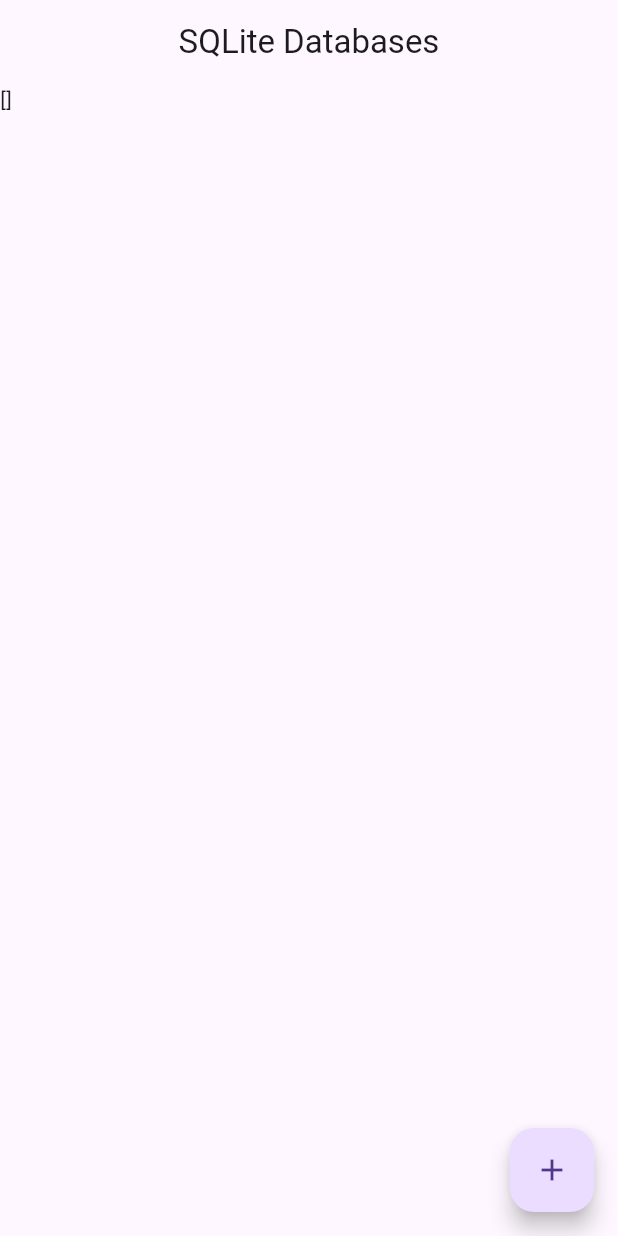
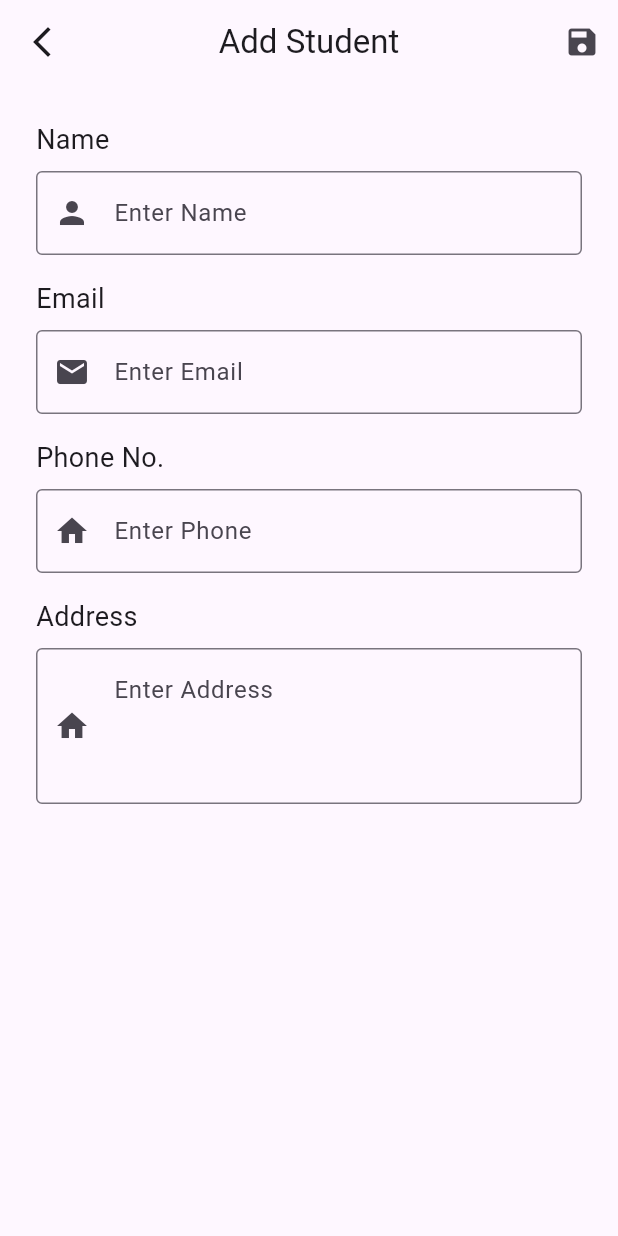
Before and after one commit to MyoWin-andrDev/Flutter_Sqflite, a Flutter app: the screen it shows after launch, after a tap on the "add" icon, on a phone screen of 412 x 824 dp. Run offline on Flutter 3.47's test engine with Material 3 defaults, Android fonts, the phone set to English and light mode, and no system bars; our stand-ins replace fluttertoast, sqflite; accounts and stored records are empty.

Commit message:
Init update_student..dart

```diff
--- a/lib/database/database_helper.dart
+++ b/lib/database/database_helper.dart
@@ -15,7 +15,7 @@ class DatabaseHelper{
     String path = join(dataPath, "student.db");
 
     _db = await openDatabase(path);
-    await _db.execute("CREATE TABLE IF NOT EXISTS $tableName( id INTEGER PRIMARY KEY AUTOINCREMENT, name TEXT, address TEXT, email TEXT)");
+    await _db.execute("CREATE TABLE IF NOT EXISTS $tableName( id INTEGER PRIMARY KEY AUTOINCREMENT, name TEXT, address TEXT, email TEXT, phone TEXT)");
     return _db;
   }
   //Add Student
@@ -27,20 +27,23 @@ class DatabaseHelper{
   //GetAllStudent
   Future<List<Map<String, dynamic>>> getAllStudent() async {
     _db = await _createDatabase();
-    return await _db.query(tableName, columns: ['id', 'name', 'address', 'email']);
+    return await _db.query(tableName, columns: ['id', 'name', 'address', 'email', 'phone']);
   }
 
   //UpdateStudent
   Future<int> updateStudent(Map<String, dynamic> student, int id) async {
+    _db = await _createDatabase();
     return await _db.update(tableName, student, where: "id = ?", whereArgs: [id]);
   }
 
   //Delete Student
   Future<int> deleteStudent(int id) async {
+    _db = await _createDatabase();
     return await _db.delete(tableName, where: "id = ?", whereArgs: [id]);
   }
   //Format Table
   Future<int> resetStudent() async{
+    _db = await _createDatabase();
     return await _db.rawDelete("DELETE FROM $tableName");
   }
 }
--- /dev/null
+++ b/lib/model/student_model.dart
@@ -0,0 +1,10 @@
+class StudentModel {
+  static Map<String, dynamic> insertStudent({
+    required String name,
+    required String email,
+    required String address,
+    required String phone,
+  }) {
+    return {'name': name, 'email': email, 'address': address, 'phone': phone};
+  }
+}
--- /dev/null
+++ b/lib/ui/add_student.dart
@@ -0,0 +1,169 @@
+import 'package:flutter/material.dart';
+import 'package:fluttertoast/fluttertoast.dart';
+import 'package:sqlite/database/database_helper.dart';
+import 'package:sqlite/model/student_model.dart';
+
+class AddStudent extends StatefulWidget {
+  const AddStudent({super.key});
+
+  @override
+  State<AddStudent> createState() => _AddStudentState();
+}
+
+class _AddStudentState extends State<AddStudent> {
+  final GlobalKey<FormState> _formKey = GlobalKey<FormState>();
+  String? name,address,email,phone;
+
+  @override
+  Widget build(BuildContext context) {
+    return Scaffold(
+      appBar: AppBar(
+        leading: IconButton(
+          onPressed: () {
+            Navigator.pop(context);
+          },
+          icon: Icon(Icons.arrow_back_ios_new),
+        ),
+        title: Text("Add Student"),
+        centerTitle: true,
+        actions: [
+          IconButton(
+            onPressed: () async {
+              if (_formKey.currentState != null && _formKey.currentState!.validate()) {
+                _formKey.currentState?.save();
+               int result = await DatabaseHelper().insertStudent(
+                 StudentModel.insertStudent(name: name ?? '', email: email ?? '', address: address ?? '', phone: phone ?? '')
+                );
+               if(result > 0){
+                 ScaffoldMessenger.of(context).showSnackBar(SnackBar(content: Text("Student Added Successfully")));
+                 Navigator.pop(context, "success");
+               }
+               else{
+                 ScaffoldMessenger.of(context).showSnackBar(SnackBar(content: Text("Something went wrong!!!")));
+               }
+               print(result);
+              }
+            },
+            icon: Icon(Icons.save),
+          )
+        ],
+      ),
+      body: Form(
+        key: _formKey,
+        child: ListView(
+          padding: EdgeInsets.all(24),
+          children: [
+            // Name Field
+            Column(
+              crossAxisAlignment: CrossAxisAlignment.start,
+              children: [
+                Text("Name", style: TextStyle(fontSize: 18)),
+                SizedBox(height: 8),
+                TextFormField(
+                  decoration: InputDecoration(
+                      prefixIcon: Icon(Icons.person),
+                      hintText: "Enter Name",
+                      border: OutlineInputBorder()
+                  ),
+                  onSaved: (value){
+                    name = value;
+                  },
+                  validator: (value) {
+                    if (value == null || value.isEmpty) {
+                      return 'Please enter a name';
+                    }
+                    return null;
+                  },
+                ),
+                SizedBox(height: 16),
+              ],
+            ),
+
+            // Email Field
+            Column(
+              crossAxisAlignment: CrossAxisAlignment.start,
+              children: [
+                Text("Email", style: TextStyle(fontSize: 18)),
+                SizedBox(height: 8),
+                TextFormField(
+                  decoration: InputDecoration(
+                      prefixIcon: Icon(Icons.email),
+                      hintText: "Enter Email",
+                      border: OutlineInputBorder()
+                  ),
+                  onSaved: (value){
+                    email = value;
+                  },
+                  validator: (value) {
+                    if (value == null || value.isEmpty) {
+                      return 'Please enter an email';
+                    }
+                    if (!value.contains('@')) {
+                      return 'Please enter a valid email';
+                    }
+                    return null;
+                  },
+                  keyboardType: TextInputType.emailAddress,
+                ),
+                SizedBox(height: 16),
+              ],
+            ),
+
+            // Phone Field
+            Column(
+              crossAxisAlignment: CrossAxisAlignment.start,
+              children: [
+                Text("Phone No.", style: TextStyle(fontSize: 18)),
+                SizedBox(height: 8),
+                TextFormField(
+                  decoration: InputDecoration(
+                      prefixIcon: Icon(Icons.home),
+                      hintText: "Enter Phone",
+                      border: OutlineInputBorder()
+                  ),
+                  onSaved: (value){
+                    phone = value;
+                  },
+                  validator: (value) {
+                    if (value == null || value.isEmpty) {
+                      return 'Please enter a phone number';
+                    }
+                    return null;
+                  },
+                  keyboardType: TextInputType.phone,
+                ),
+                SizedBox(height: 16),
+              ],
+            ),
+
+            // Address Field
+            Column(
+              crossAxisAlignment: CrossAxisAlignment.start,
+              children: [
+                Text("Address", style: TextStyle(fontSize: 18)),
+                SizedBox(height: 8),
+                TextFormField(
+                  decoration: InputDecoration(
+                      prefixIcon: Icon(Icons.home),
+                      hintText: "Enter Address",
+                      border: OutlineInputBorder()
+                  ),
+                  onSaved: (value){
+                    address = value;
+                  },
+                  validator: (value) {
+                    if (value == null || value.isEmpty) {
+                      return 'Please enter an address';
+                    }
+                    return null;
+                  },
+                  maxLines: 3,
+                ),
+              ],
+            ),
+          ],
+        ),
+      ),
+    );
+  }
+}
--- a/lib/ui/home.dart
+++ b/lib/ui/home.dart
@@ -1,35 +1,48 @@
 import 'package:flutter/cupertino.dart';
 import 'package:flutter/material.dart';
 import 'package:sqlite/database/database_helper.dart';
+import 'package:sqlite/ui/add_student.dart';
 
-class Home extends StatelessWidget {
+class Home extends StatefulWidget {
 
   const Home({super.key});
 
+  @override
+  State<Home> createState() => _HomeState();
+}
+
+class _HomeState extends State<Home> {
   @override
   Widget build(BuildContext context) {
     return Scaffold(
       appBar: AppBar(
         title: Text("SQLite Databases"),
         centerTitle: true,
-      ),
-      floatingActionButton: FloatingActionButton(
-          onPressed: () async{
-            DatabaseHelper databaseHelper = DatabaseHelper();
-            var result = await databaseHelper.insertStudent({
-              'name' : 'MyoWin',
-              'address' : 'Yangon',
-              'email' : '1235@gmail.com'
-            });
-            print(result);
-          },
-          child: Icon(Icons.add),
+        actions: [IconButton(
+            onPressed: () async{
+              var result  = await Navigator.push(context, MaterialPageRoute(fullscreenDialog: true, builder: (context) => AddStudent()));
+              if(result == "success"){
+                setState(() {});
+              }
+            },
+            icon: Icon(Icons.add))],
       ),
       body: FutureBuilder<List<Map<String, dynamic>>>(
           future: DatabaseHelper().getAllStudent(),
           builder: (context, snapshot){
             if(snapshot.hasData){
-            return Text(snapshot.data.toString());
+            return ListView.builder(
+                itemCount: snapshot.data?.length ?? 0,
+                itemBuilder: (context, index){
+                  Map student = snapshot.data![index];
+                 return ListTile(
+                   leading: Text(student['id'].toString()),
+                   title : Text(student['name']),
+                   subtitle : Text(student['address']),
+                   trailing: Text(student['email'])
+                 );
+                }
+            );
             }
             print(snapshot);
             return Center(child: CircularProgressIndicator());
--- a/pubspec.yaml
+++ b/pubspec.yaml
@@ -36,6 +36,7 @@ dependencies:
   cupertino_icons: ^1.0.8
   sqflite: ^2.4.2
   path: ^1.9.1
+  fluttertoast: ^8.2.4
 
 dev_dependencies:
   flutter_test:
```
Also changed, not shown: lib/ui/update_student..dart (added), pubspec.lock.
